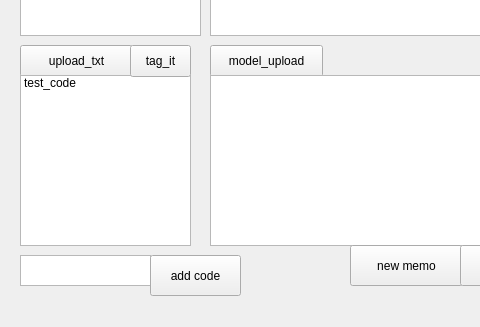
Old version of the form widgets/main_screen.ui in the repository KentG-PhD/QualFlow; both pictures show x 0 to 480 and y 254 to 581 of the 587 by 581 pixel window.
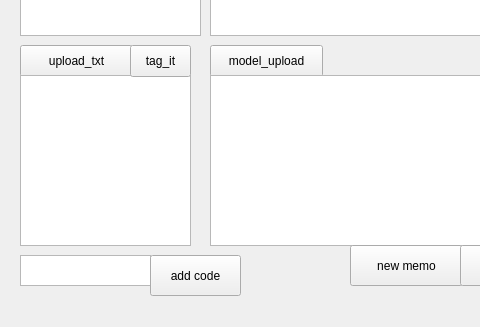
New version of the form.

Patch:
```diff
--- a/widgets/main_screen.ui
+++ b/widgets/main_screen.ui
@@ -79,11 +79,6 @@
       <height>171</height>
      </rect>
     </property>
-    <item>
-     <property name="text">
-      <string>test_code</string>
-     </property>
-    </item>
    </widget>
    <widget class="QPlainTextEdit" name="code_input_box">
     <property name="geometry">
```
